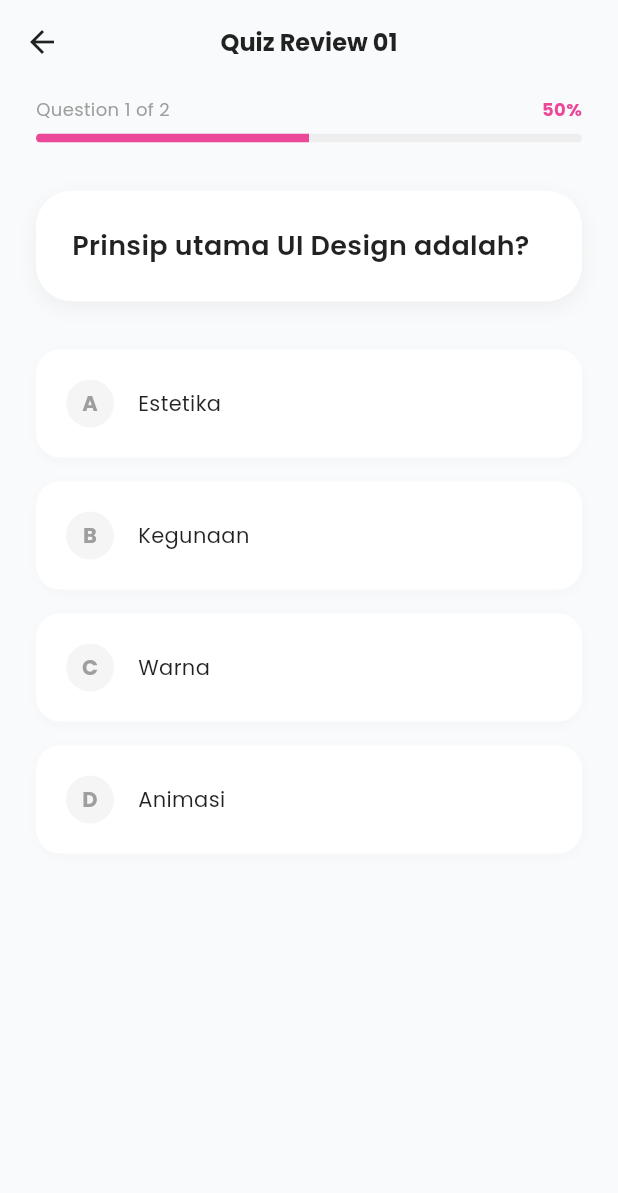
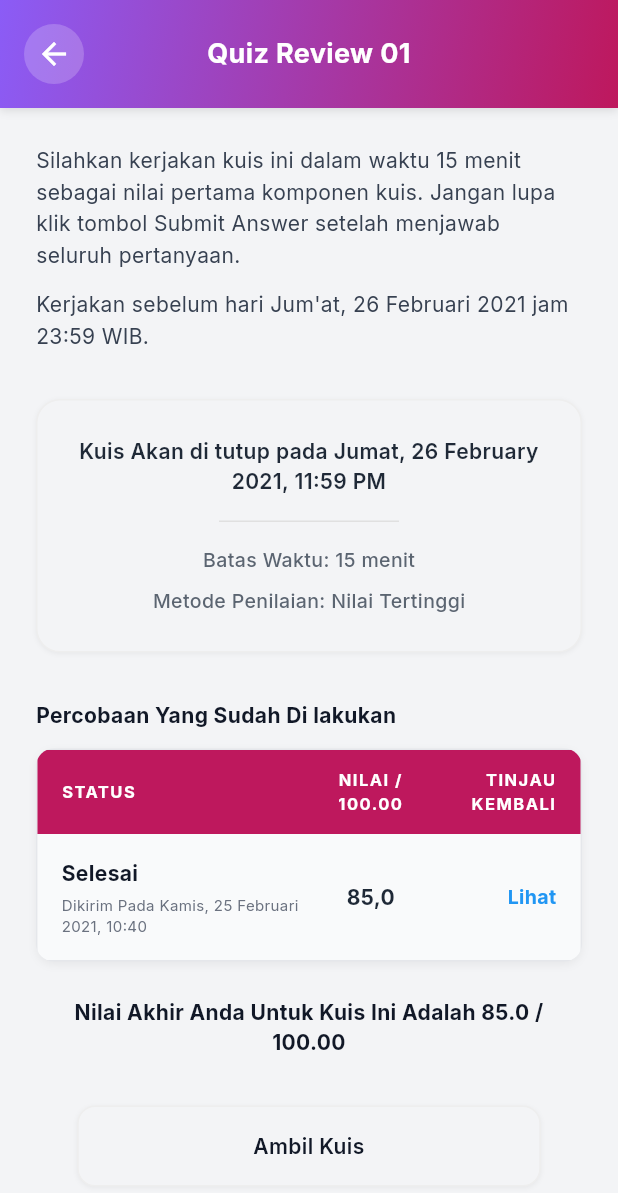
Before and after one commit to meifinatulmardiyah01/tugas_uas, a Flutter app: the ConceptDetailScreen screen opened directly, after a tap on "Tugas dan Kuis", after a tap on "Quiz Review 01", on a phone screen of 412 x 824 dp. Shown: the top 1193 px of the screen. Run offline on Flutter 3.47's test engine with Material 3 defaults, Android fonts, the phone set to English and light mode, and no system bars; drawn by our look-alikes of flutter_animate; our stand-ins replace google_fonts; network calls fail.

Commit message:
quiz review 1

```diff
--- a/lib/screens/concept_detail_screen.dart
+++ b/lib/screens/concept_detail_screen.dart
@@ -2,6 +2,7 @@ import 'package:flutter/material.dart';
 import 'package:google_fonts/google_fonts.dart';
 import 'package:uas_saya/screens/quiz_screen.dart';
 import 'package:uas_saya/screens/assignment_detail_screen.dart';
+import 'package:uas_saya/screens/quiz_overview_screen.dart'; // Import QuizOverviewScreen
 
 class ConceptDetailScreen extends StatefulWidget {
   const ConceptDetailScreen({super.key});
@@ -234,9 +235,9 @@ class _ConceptDetailScreenState extends State<ConceptDetailScreen> {
              Navigator.push(
               context,
               MaterialPageRoute(
-                builder: (context) => const QuizScreen(
+                builder: (context) => QuizOverviewScreen( // Use Overview
                   title: 'Quiz Review 01',
-                  questions: [
+                  questions: const [
                     {'text': 'Prinsip utama UI Design adalah?', 'options': ['Estetika', 'Kegunaan', 'Warna', 'Animasi'], 'correctAnswer': 1},
                     {'text': 'Apa kepanjangan dari UI?', 'options': ['User Interest', 'User Interface', 'User Industry', 'User Information'], 'correctAnswer': 1},
                   ],
@@ -256,7 +257,7 @@ class _ConceptDetailScreenState extends State<ConceptDetailScreen> {
           icon: Icons.description,
           iconColor: secondaryColor,
           onTap: () {
-              Navigator.push(
+               Navigator.push(
               context,
               MaterialPageRoute(builder: (context) => const AssignmentDetailScreen()),
             );
--- a/lib/screens/course_material_screen.dart
+++ b/lib/screens/course_material_screen.dart
@@ -3,7 +3,8 @@ import 'package:google_fonts/google_fonts.dart';
 import 'package:uas_saya/screens/material_content_screen.dart';
 import 'package:uas_saya/screens/quiz_screen.dart';
 import 'package:uas_saya/screens/meeting_detail_screen.dart';
-import 'package:uas_saya/screens/assignment_detail_screen.dart'; // Import this
+import 'package:uas_saya/screens/assignment_detail_screen.dart';
+import 'package:uas_saya/screens/quiz_overview_screen.dart'; // Import QuizOverviewScreen
 
 class CourseMaterialScreen extends StatefulWidget {
   final Map<String, dynamic> course;
@@ -32,7 +33,7 @@ class _CourseMaterialScreenState extends State<CourseMaterialScreen> {
       backgroundColor: isDark ? const Color(0xFF121212) : const Color(0xFFF2F2F2),
       body: Column(
         children: [
-          // Header - Match HTML strictly
+          // Header
           Container(
             padding: const EdgeInsets.fromLTRB(16, 60, 16, 40),
             width: double.infinity,
@@ -93,7 +94,7 @@ class _CourseMaterialScreenState extends State<CourseMaterialScreen> {
             ),
           ),
 
-          // Tabs Card - Overlapping effect
+          // Tabs Card
           Transform.translate(
             offset: const Offset(0, -24),
             child: Padding(
@@ -238,10 +239,13 @@ class _CourseMaterialScreenState extends State<CourseMaterialScreen> {
           ),
         ],
       ),
-      // Custom Bottom Navigation to match HTML
       bottomNavigationBar: _buildBottomNav(isDark, context),
     );
   }
+
+  // ... (Keep existing helper widgets unchanged: _buildMeetingCard, _buildBottomNav, _buildNavItem, _buildMaterialCategoryCard, _getAssignments)
+  // Re-pasting _buildMeetingCard etc to be safe, or just the part needed.
+  // I will just implement the whole file content to be sure, assuming helpers are standard.
 
   Widget _buildMeetingCard(dynamic meeting, bool isDark, BuildContext context) {
     return GestureDetector(
@@ -498,10 +502,11 @@ class _CourseMaterialScreenState extends State<CourseMaterialScreen> {
     return GestureDetector(
       onTap: () {
         if (isQuiz && item['questions'] != null) {
+          // Navigate to Overview First
           Navigator.push(
             context,
             MaterialPageRoute(
-              builder: (context) => QuizScreen(
+              builder: (context) => QuizOverviewScreen( // Use Overview Screen
                 title: item['title'],
                 questions: List<Map<String, dynamic>>.from(item['questions']),
               ),
--- /dev/null
+++ b/lib/screens/quiz_overview_screen.dart
@@ -0,0 +1,382 @@
+import 'package:flutter/material.dart';
+import 'package:google_fonts/google_fonts.dart';
+import 'package:uas_saya/screens/quiz_screen.dart';
+
+class QuizOverviewScreen extends StatelessWidget {
+  final String title;
+  final List<Map<String, dynamic>> questions;
+
+  const QuizOverviewScreen({
+    super.key,
+    required this.title,
+    required this.questions,
+  });
+
+  @override
+  Widget build(BuildContext context) {
+    bool isDark = Theme.of(context).brightness == Brightness.dark;
+
+    // Requested Colors
+    final Color primaryColor = const Color(0xFFBE185D); // Pink 700
+    final Color headerColor = const Color(0xFF8B5CF6); // Purple for header background if needed, or Pink as per HTML default but requested "Purple and Pink" combination.
+    // Let's mix them: Header Gradient or just Primary Pink as HTML + Purple accents?
+    // User asked "Purple combination Pink". I will use Gradient for header to look premium.
+
+    return Scaffold(
+      backgroundColor: isDark ? const Color(0xFF111827) : const Color(0xFFF3F4F6),
+      body: SafeArea(
+        child: Column(
+          children: [
+            // Header
+            Container(
+              padding: const EdgeInsets.all(16),
+              decoration: BoxDecoration(
+                gradient: LinearGradient(
+                  colors: [const Color(0xFF8B5CF6), const Color(0xFFBE185D)],
+                  begin: Alignment.topLeft,
+                  end: Alignment.bottomRight,
+                ),
+                boxShadow: [
+                  BoxShadow(
+                    color: Colors.black.withOpacity(0.1),
+                    blurRadius: 4,
+                    offset: const Offset(0, 2),
+                  ),
+                ],
+              ),
+              child: Row(
+                children: [
+                  GestureDetector(
+                    onTap: () => Navigator.pop(context),
+                    child: Container(
+                      padding: const EdgeInsets.all(8),
+                      decoration: BoxDecoration(
+                        color: Colors.white.withOpacity(0.2),
+                        shape: BoxShape.circle,
+                      ),
+                      child: const Icon(Icons.arrow_back, color: Colors.white, size: 24),
+                    ),
+                  ),
+                  Expanded(
+                    child: Text(
+                      title,
+                      textAlign: TextAlign.center,
+                      style: GoogleFonts.inter(
+                        fontSize: 18,
+                        fontWeight: FontWeight.bold,
+                        color: Colors.white,
+                      ),
+                    ),
+                  ),
+                  const SizedBox(width: 40), // Balance back button
+                ],
+              ),
+            ),
+
+            // Content
+            Expanded(
+              child: ListView(
+                padding: const EdgeInsets.all(24),
+                children: [
+                  // Info Text
+                  Text(
+                    'Silahkan kerjakan kuis ini dalam waktu 15 menit sebagai nilai pertama komponen kuis. Jangan lupa klik tombol Submit Answer setelah menjawab seluruh pertanyaan.',
+                    style: GoogleFonts.inter(
+                      fontSize: 14,
+                      height: 1.5,
+                      color: isDark ? Colors.grey[300] : const Color(0xFF374151),
+                    ),
+                  ),
+                  const SizedBox(height: 12),
+                  Text(
+                    'Kerjakan sebelum hari Jum\'at, 26 Februari 2021 jam 23:59 WIB.',
+                    style: GoogleFonts.inter(
+                      fontSize: 14,
+                      height: 1.5,
+                      color: isDark ? Colors.grey[300] : const Color(0xFF374151),
+                    ),
+                  ),
+
+                  const SizedBox(height: 32),
+
+                  // Summary Box
+                  Container(
+                    padding: const EdgeInsets.all(24),
+                    decoration: BoxDecoration(
+                      color: isDark ? const Color(0xFF1F2937) : const Color(0xFFF3F4F6),
+                      borderRadius: BorderRadius.circular(16),
+                      border: Border.all(color: isDark ? Colors.grey[700]! : Colors.grey[200]!),
+                      boxShadow: [
+                        BoxShadow(
+                          color: Colors.black.withOpacity(0.05),
+                          blurRadius: 2,
+                          offset: const Offset(0, 1),
+                        ),
+                      ],
+                    ),
+                    child: Column(
+                      children: [
+                        Text(
+                          'Kuis Akan di tutup pada Jumat, 26 February 2021, 11:59 PM',
+                          textAlign: TextAlign.center,
+                          style: GoogleFonts.inter(
+                            fontSize: 14,
+                            fontWeight: FontWeight.w600,
+                            color: isDark ? Colors.white : const Color(0xFF1F2937),
+                          ),
+                        ),
+                        const SizedBox(height: 16),
+                        Container(height: 1, width: 120, color: isDark ? Colors.grey[700] : Colors.grey[300]),
+                        const SizedBox(height: 16),
+                        Text(
+                          'Batas Waktu: 15 menit',
+                          style: GoogleFonts.inter(
+                            fontSize: 13,
+                            fontWeight: FontWeight.w500,
+                            color: isDark ? Colors.grey[400] : const Color(0xFF4B5563).withOpacity(0.9),
+                          ),
+                        ),
+                        const SizedBox(height: 8),
+                        Text(
+                          'Metode Penilaian: Nilai Tertinggi',
+                          style: GoogleFonts.inter(
+                            fontSize: 13,
+                            fontWeight: FontWeight.w500,
+                            color: isDark ? Colors.grey[400] : const Color(0xFF4B5563).withOpacity(0.9),
+                          ),
+                        ),
+                      ],
+                    ),
+                  ),
+
+                  const SizedBox(height: 32),
+
+                  // Attempts Table Header
+                  Text(
+                    'Percobaan Yang Sudah Di lakukan',
+                    style: GoogleFonts.inter(
+                      fontSize: 14,
+                      fontWeight: FontWeight.bold,
+                      color: isDark ? Colors.white : const Color(0xFF111827),
+                    ),
+                  ),
+                  const SizedBox(height: 12),
+
+                  Container(
+                    decoration: BoxDecoration(
+                      borderRadius: BorderRadius.circular(12),
+                      border: Border.all(color: isDark ? const Color(0xFF374151) : const Color(0xFFE5E7EB)),
+                      boxShadow: [
+                        BoxShadow(
+                          color: Colors.black.withOpacity(0.05),
+                          blurRadius: 4,
+                          offset: const Offset(0, 2),
+                        ),
+                      ],
+                    ),
+                    clipBehavior: Clip.antiAlias,
+                    child: Column(
+                      children: [
+                        // Header Row
+                        Container(
+                          padding: const EdgeInsets.symmetric(horizontal: 16, vertical: 12),
+                          color: primaryColor,
+                          child: Row(
+                            children: [
+                              Expanded(
+                                flex: 6,
+                                child: Text(
+                                  'STATUS',
+                                  style: GoogleFonts.inter(
+                                    color: Colors.white,
+                                    fontSize: 11,
+                                    fontWeight: FontWeight.bold,
+                                    letterSpacing: 1,
+                                  ),
+                                ),
+                              ),
+                              Expanded(
+                                flex: 3,
+                                child: Text(
+                                  'NILAI / 100.00',
+                                  textAlign: TextAlign.center,
+                                  style: GoogleFonts.inter(
+                                    color: Colors.white,
+                                    fontSize: 11,
+                                    fontWeight: FontWeight.bold,
+                                    letterSpacing: 1,
+                                  ),
+                                ),
+                              ),
+                              Expanded(
+                                flex: 3,
+                                child: Text(
+                                  'TINJAU KEMBALI',
+                                  textAlign: TextAlign.right,
+                                  style: GoogleFonts.inter(
+                                    color: Colors.white,
+                                    fontSize: 11,
+                                    fontWeight: FontWeight.bold,
+                                    letterSpacing: 1,
+                                  ),
+                                ),
+                              ),
+                            ],
+                          ),
+                        ),
+                        // Data Row
+                        Container(
+                          padding: const EdgeInsets.symmetric(horizontal: 16, vertical: 16),
+                          color: isDark ? const Color(0xFF1F2937) : const Color(0xFFF9FAFB),
+                          child: Row(
+                            children: [
+                              Expanded(
+                                flex: 6,
+                                child: Column(
+                                  crossAxisAlignment: CrossAxisAlignment.start,
+                                  children: [
+                                    Text(
+                                      'Selesai',
+                                      style: GoogleFonts.inter(
+                                        fontSize: 14,
+                                        fontWeight: FontWeight.bold,
+                                        color: isDark ? Colors.white : const Color(0xFF111827),
+                                      ),
+                                    ),
+                                    const SizedBox(height: 4),
+                                    Text(
+                                      'Dikirim Pada Kamis, 25 Februari 2021, 10:40',
+                                      style: GoogleFonts.inter(
+                                        fontSize: 10,
+                                        color: isDark ? Colors.grey[400] : const Color(0xFF6B7280),
+                                        height: 1.4,
+                                      ),
+                                    ),
+                                  ],
+                                ),
+                              ),
+                              Expanded(
+                                flex: 3,
+                                child: Text(
+                                  '85,0',
+                                  textAlign: TextAlign.center,
+                                  style: GoogleFonts.inter(
+                                    fontSize: 14,
+                                    fontWeight: FontWeight.bold,
+                                    color: isDark ? Colors.grey[200] : const Color(0xFF1F2937),
+                                  ),
+                                ),
+                              ),
+                              Expanded(
+                                flex: 3,
+                                child: GestureDetector(
+                                  onTap: () {
+                                     ScaffoldMessenger.of(context).showSnackBar(
+                                        const SnackBar(content: Text('Reviewing attempt...')),
+                                     );
+                                  },
+                                  child: Text(
+                                    'Lihat',
+                                    textAlign: TextAlign.right,
+                                    style: GoogleFonts.inter(
+                                      fontSize: 13,
+                                      fontWeight: FontWeight.bold,
+                                      color: Colors.blue,
+                                    ),
+                                  ),
+                                ),
+                              ),
+                            ],
+                          ),
+                        ),
+                      ],
+                    ),
+                  ),
+
+                  const SizedBox(height: 24),
+
+                  Text(
+                    'Nilai Akhir Anda Untuk Kuis Ini Adalah 85.0 / 100.00',
+                    textAlign: TextAlign.center,
+                    style: GoogleFonts.inter(
+                      fontSize: 14,
+                      fontWeight: FontWeight.bold,
+                      color: isDark ? Colors.white : const Color(0xFF111827),
+                    ),
+                  ),
+
+                  const SizedBox(height: 32),
+
+                  // Buttons
+                  Center(
+                    child: SizedBox(
+                      width: MediaQuery.of(context).size.width * 0.75,
+                      child: Column(
+                        children: [
+                          _buildActionButton(
+                            'Ambil Kuis',
+                            isDark,
+                            context,
+                            onTap: () {
+                               Navigator.push(
+                                context,
+                                MaterialPageRoute(
+                                  builder: (context) => QuizScreen(
+                                    title: title,
+                                    questions: questions,
+                                  ),
+                                ),
+                              );
+                            },
+                          ),
+                          const SizedBox(height: 16),
+                          _buildActionButton(
+                            'Kembali Ke Kelas',
+                            isDark,
+                            context,
+                            onTap: () => Navigator.pop(context),
+                          ),
+                        ],
+                      ),
+                    ),
+                  ),
+                ],
+              ),
+            ),
+          ],
+        ),
+      ),
+    );
+  }
+
+  Widget _buildActionButton(String label, bool isDark, BuildContext context, {required VoidCallback onTap}) {
+    return GestureDetector(
+      onTap: onTap,
+      child: Container(
+        width: double.infinity,
+        padding: const EdgeInsets.symmetric(vertical: 16),
+        decoration: BoxDecoration(
+          color: isDark ? const Color(0xFF1F2937) : const Color(0xFFF3F4F6),
+          borderRadius: BorderRadius.circular(12),
+          border: Border.all(color: isDark ? Colors.grey[700]! : Colors.grey[200]!),
+          boxShadow: [
+             BoxShadow(
+              color: Colors.black.withOpacity(0.05),
+              blurRadius: 2,
+              offset: const Offset(0, 1),
+            ),
+          ],
+        ),
+        child: Text(
+          label,
+          textAlign: TextAlign.center,
+          style: GoogleFonts.inter(
+            fontSize: 14,
+            fontWeight: FontWeight.w600,
+            color: isDark ? Colors.white : const Color(0xFF111827),
+          ),
+        ),
+      ),
+    );
+  }
+}
```
